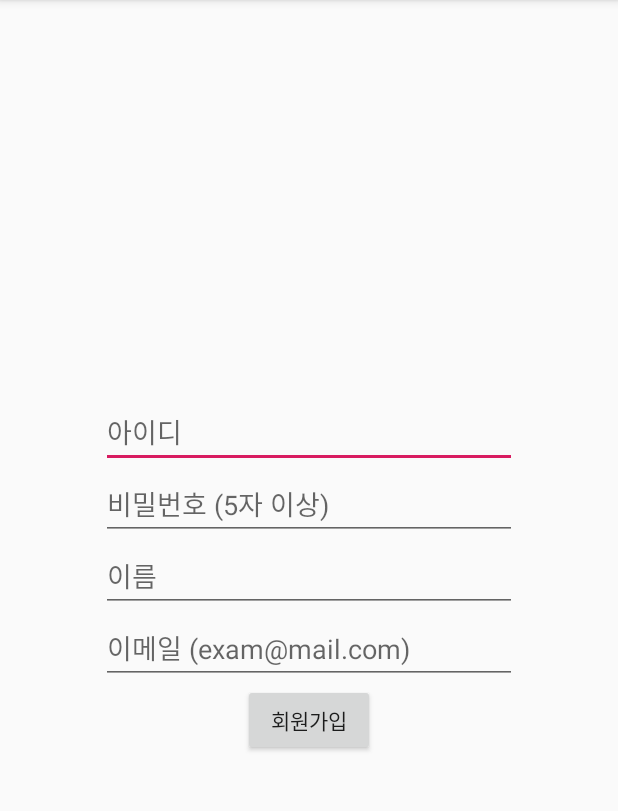
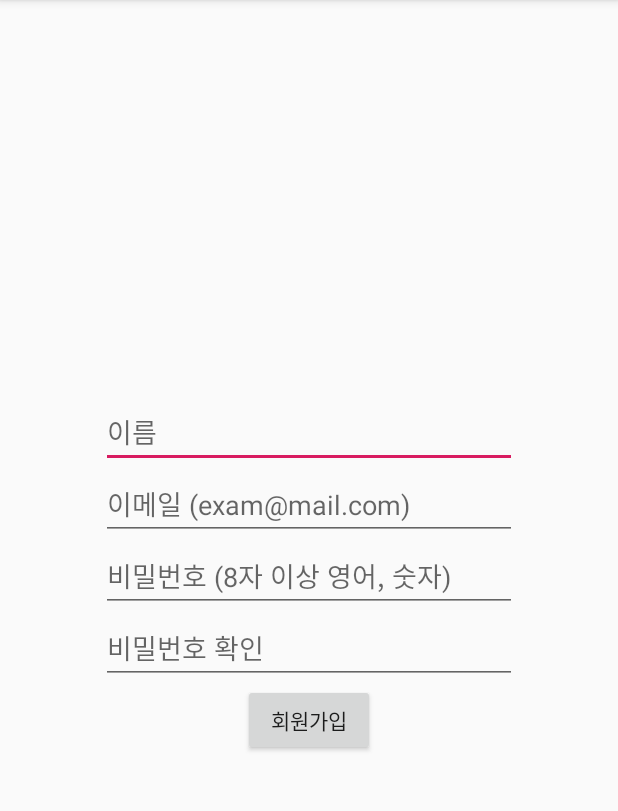
Before and after one commit to xxoxoung/turtleneck, an Android app: the SignActivity screen opened directly, with no data from a screen before it, after a tap on "회원가입", on a phone screen of 412 x 824 dp, the part 84-895 px from its top. Run offline under Robolectric (Android 15) with nearby library versions, the phone set to English and light mode, and no system bars.

```diff
--- a/turtleon-sso/TurtleNeck/app/src/main/java/com/example/turtleneck/ApplicationController.java
+++ b/turtleon-sso/TurtleNeck/app/src/main/java/com/example/turtleneck/ApplicationController.java
@@ -1,3 +1,5 @@
+// 지금은 안쓰는 파일
+
 package com.example.turtleneck;
 
 import android.app.Application;
@@ -54,7 +56,7 @@ public class ApplicationController extends Application{
     }
 
     public void buildNetworkService(){
-        String ip = "ff51d080.ngrok.io";
+        String ip = "a50c3941.ngrok.io";
         int port =8000;
 
         synchronized (ApplicationController.class){
--- a/turtleon-sso/TurtleNeck/app/src/main/java/com/example/turtleneck/DjangoApi.java
+++ b/turtleon-sso/TurtleNeck/app/src/main/java/com/example/turtleneck/DjangoApi.java
@@ -3,20 +3,24 @@ package com.example.turtleneck;
 import okhttp3.MultipartBody;
 import okhttp3.RequestBody;
 import retrofit2.Call;
+import retrofit2.http.Body;
 import retrofit2.http.Multipart;
 import retrofit2.http.POST;
 import retrofit2.http.Part;
 
 public interface DjangoApi {
 
-    String DJANGO_SITE = " http://ff51d080.ngrok.io/image/";
+    String DJANGO_SITE = "http://fa7c21dd.ngrok.io/";
     //내 authtoken 주소/ngrok 끄면 다시 켜서 주소 바꿔줘야함..
 
+    // GetPhotoActivity uploadImage()
     @Multipart
-    @POST("upload/")
-    Call<RequestBody>  uploadFile(
+    @POST("image/upload/")
+    Call<RequestBody> uploadFile(
             @Part MultipartBody.Part file);
 
-
+    // SignActivity 회원가입 Signup
+    @POST("rest-auth/registration/")
+    Call<Signup> post_signup(@Body Signup signup);
 
 }
--- a/turtleon-sso/TurtleNeck/app/src/main/java/com/example/turtleneck/NetworkService.java
+++ b/turtleon-sso/TurtleNeck/app/src/main/java/com/example/turtleneck/NetworkService.java
@@ -1,8 +1,11 @@
+// 지금은 안쓰는 파일
+
+
+
 package com.example.turtleneck;
 
 import java.util.List;
 
-import okhttp3.RequestBody;
 import retrofit2.Call;
 import retrofit2.http.Body;
 import retrofit2.http.DELETE;
--- a/turtleon-sso/TurtleNeck/app/src/main/java/com/example/turtleneck/SignActivity.java
+++ b/turtleon-sso/TurtleNeck/app/src/main/java/com/example/turtleneck/SignActivity.java
@@ -10,19 +10,22 @@ import android.widget.EditText;
 import android.widget.Toast;
 import java.io.IOException;
 import java.util.List;
+import java.util.regex.Matcher;
+import java.util.regex.Pattern;
+
 import retrofit2.Call;
 import retrofit2.Callback;
 import retrofit2.Response;
+import retrofit2.Retrofit;
+import retrofit2.converter.gson.GsonConverterFactory;
 
 // 회원가입 화면
 public class SignActivity extends AppCompatActivity implements View.OnClickListener {
 
-    private NetworkService networkService;
-
     private Button SignBtn;
-    private EditText eID;
-    private EditText ePW;
-   // private EditText ePW2;
+    // private EditText eID;
+    private EditText ePW1;
+    private EditText ePW2;
     private EditText eName;
     private EditText eEmail;
 
@@ -33,12 +36,32 @@ public class SignActivity extends AppCompatActivity implements View.OnClickListe
         // 버튼에 이벤트 리스너 연결
         SignBtn = findViewById(R.id.SignBtn);
         SignBtn.setOnClickListener(this);
+    }
 
-        // 네트워크 빌드
-        ApplicationController application = new ApplicationController();
-        application.getInstance();
-        application.buildNetworkService();
-        networkService = application.getNetworkService();
+    // 이메일 형식 확인
+    private boolean isValidEmail(String mail) {
+        String EMAIL_PATTERN = "^[_A-Za-z0-9-\\+]+(\\.[_A-Za-z0-9-]+)*@"
+                + "[A-Za-z0-9-]+(\\.[A-Za-z0-9]+)*(\\.[A-Za-z]{2,})$";
+
+        Pattern pattern = Pattern.compile(EMAIL_PATTERN);
+        Matcher matcher = pattern.matcher(mail);
+        return matcher.matches();
+    }
+
+    // 패스워드 확인
+    private boolean isValidPassword(String pass1, String pass2) {
+        if(pass1.equals(pass2)) {
+            if(pass1.length()>=8) {
+                return true;
+            } else {
+                // 비밀번호가 짧은 경우
+                Toast.makeText(getApplicationContext(), "비밀번호가 너무 짧습니다!", Toast.LENGTH_SHORT).show();
+            }
+        } else {
+            // 비밀번호가 다른 경우
+            Toast.makeText(getApplicationContext(), "비밀번호를 확인해주세요!", Toast.LENGTH_SHORT).show();
+        }
+        return false;
     }
 
     // 회원가입 버튼 클릭시 로그인 화면으로 이동
@@ -47,44 +70,60 @@ public class SignActivity extends AppCompatActivity implements View.OnClickListe
         switch(v.getId()){
             case R.id.SignBtn: {
                 // 회원가입 정보 가져오기
-                eID = (EditText) findViewById(R.id.ID);
-                ePW = (EditText) findViewById(R.id.PW);
-                // ePW2 = (EditText) findViewById(R.id.PW2);
+                // eID = (EditText) findViewById(R.id.ID);
+                ePW1 = (EditText) findViewById(R.id.PW1);
+                ePW2 = (EditText) findViewById(R.id.PW2);
                 eName = (EditText) findViewById(R.id.Name);
                 eEmail = (EditText) findViewById(R.id.Email);
 
                 // 회원가입 정보 String으로 가져오기
-                String ID = eID.getText().toString().trim();
-                String PW = ePW.getText().toString().trim();
+                // String ID = eID.getText().toString().trim();
+                String PW1 = ePW1.getText().toString().trim();
+                String PW2 = ePW2.getText().toString().trim();
                 String Name = eName.getText().toString().trim();
                 String Email = eEmail.getText().toString().trim();
 
-                if(!ID.isEmpty()&&!PW.isEmpty()&&!Name.isEmpty()&&!Email.isEmpty()) {
+                if (isValidEmail(Email)) {
+                    if (isValidPassword(PW1, PW2)) {
+                        if (!Email.isEmpty() && !PW1.isEmpty() && !Name.isEmpty() && !PW2.isEmpty()) {
                             // 디비로 회원가입 정보 전송
                             // @@@@@@@@@@@@@@@여기 수정중!!!!!!!!!!!!!!!!!!!!!!!!!!!!!!!!!!!!!!!!
 
+//                    // 네트워크 빌드 (위치 변경해서 해보기)
+//                    ApplicationController application = new ApplicationController();
+//                    application.getInstance();
+//                    application.buildNetworkService();
+//                    networkService = application.getNetworkService();
+
+                            // 네트워크 빌드
+                            Retrofit retrofit = new Retrofit.Builder()
+                                    .baseUrl(DjangoApi.DJANGO_SITE)
+                                    .addConverterFactory(GsonConverterFactory.create())
+                                    .build();
+
+                            DjangoApi postApi = retrofit.create(DjangoApi.class);
+
                             // 값 연결
                             Signup signup = new Signup();
-                    signup.setS_ID(ID);
-                    signup.setPW(PW);
+                            // signup.setS_ID(ID);
+                            signup.setPW1(PW1);
+                            signup.setPW2(PW2);
                             signup.setName(Name);
                             signup.setEmail(Email);
 
-                    Toast.makeText(getApplicationContext(),"함중!", Toast.LENGTH_SHORT).show();
-
                             // POST 함수
-                    Call<Signup> postCall = networkService.post_signup(signup);
+                            Call<Signup> postCall = postApi.post_signup(signup);
 
                             postCall.enqueue(new Callback<Signup>() {
                                 @Override
                                 public void onResponse(Call<Signup> call, Response<Signup> response) {
-                            if(response.isSuccessful()) {
-                                Toast.makeText(getApplicationContext(),"POST 성공!", Toast.LENGTH_SHORT).show();
+                                    if (response.isSuccessful()) {
+                                        Toast.makeText(getApplicationContext(), "POST 성공!", Toast.LENGTH_SHORT).show();
                                     } else {
                                         int StatusCode = response.code();
                                         try {
-                                    Log.i(ApplicationController.TAG, "Status Code : " + StatusCode + " Error Message : " + response.errorBody().string());
-                                    Toast.makeText(getApplicationContext(),"POST 실패!", Toast.LENGTH_SHORT).show();
+                                            Log.i("GGG", "Status Code : " + StatusCode + " Error Message : " + response.errorBody().string());
+                                            Toast.makeText(getApplicationContext(), "POST 실패!", Toast.LENGTH_SHORT).show();
                                         } catch (IOException e) {
                                             e.printStackTrace();
                                         }
@@ -93,40 +132,23 @@ public class SignActivity extends AppCompatActivity implements View.OnClickListe
 
                                 @Override
                                 public void onFailure(Call<Signup> call, Throwable t) {
-                            Log.i(ApplicationController.TAG, "실패 메시지 : " + t.getMessage());
-                            Log.i(ApplicationController.TAG, "요청 메시지 : " + call.request());
-                            Toast.makeText(getApplicationContext(),"함실!", Toast.LENGTH_SHORT).show();
+                                    Log.i("GGG", "실패 메시지 : " + t.getMessage());
+                                    Log.i("GGG", "요청 메시지 : " + call.request());
                                 }
                             });
 
+                            // 서버 전송 성공하면 주석 처리 풀기!!!
                             // 로그인 화면으로 이동
                             //Intent intent1 = new Intent(this, LoginActivity.class);
                             //startActivity(intent1);
                             //finish();
                             //break;
                         } else {
-                    Toast.makeText(getApplicationContext(),"필수 사항을 입력해주세요!", Toast.LENGTH_SHORT).show();
+                            Toast.makeText(getApplicationContext(), "필수 사항을 입력해주세요!", Toast.LENGTH_SHORT).show();
                         }
                     }
                 }
             }
         }
-
-// 나중에 추가
-//    // 이메일 형식 확인
-//    private boolean isValidEmail(String email) {
-//        String EMAIL_PATTERN = "^[_A-Za-z0-9-\\+]+(\\.[_A-Za-z0-9-]+)*@"
-//                + "[A-Za-z0-9-]+(\\.[A-Za-z0-9]+)*(\\.[A-Za-z]{2,})$";
-//
-//        Pattern pattern = Pattern.compile(EMAIL_PATTERN);
-//        Matcher matcher = pattern.matcher(email);
-//        return matcher.matches();
-//    }
-//
-//    // 패스워드 확인
-//    private boolean isValidPassword(String pass) {
-//        if (pass != null && pass.length() >= MIN_PASSWORD) {
-//            return true;
-//        }
-//        return false;
-//    }
+    }
+}
--- a/turtleon-sso/TurtleNeck/app/src/main/res/layout/activity_sign.xml
+++ b/turtleon-sso/TurtleNeck/app/src/main/res/layout/activity_sign.xml
@@ -8,48 +8,6 @@
         android:layout_width="wrap_content"
         android:layout_height="wrap_content"
         android:layout_centerInParent="true" >
-        <TableRow>
-            <EditText
-                android:id="@+id/ID"
-                android:layout_width="wrap_content"
-                android:layout_height="wrap_content"
-                android:layout_alignParentEnd="true"
-                android:layout_alignParentLeft="true"
-                android:layout_alignParentRight="true"
-                android:layout_alignParentStart="true"
-                android:layout_alignParentTop="true"
-                android:ems="13"
-                android:hint="아이디"/>
-        </TableRow>
-        <TableRow>
-            <EditText
-                android:id="@+id/PW"
-                android:layout_width="wrap_content"
-                android:layout_height="wrap_content"
-                android:layout_alignParentEnd="true"
-                android:layout_alignParentLeft="true"
-                android:layout_alignParentRight="true"
-                android:layout_alignParentStart="true"
-                android:layout_alignParentTop="true"
-                android:ems="13"
-                android:inputType="textPassword"
-                android:hint="비밀번호 (5자 이상)" />
-        </TableRow>
-        <!--비밀번호 확인은 나중에 기능 추가 고려!-->
-        <!--지금은 넘나 복잡함-->
-        <!--<TableRow>-->
-            <!--<EditText-->
-                <!--android:id="@+id/PW2"-->
-                <!--android:layout_width="wrap_content"-->
-                <!--android:layout_height="wrap_content"-->
-                <!--android:layout_alignParentEnd="true"-->
-                <!--android:layout_alignParentLeft="true"-->
-                <!--android:layout_alignParentRight="true"-->
-                <!--android:layout_alignParentStart="true"-->
-                <!--android:layout_alignParentTop="true"-->
-                <!--android:ems="10"-->
-                <!--android:hint="비밀번호 확인"/>-->
-        <!--</TableRow>-->
         <TableRow>
             <EditText
                 android:id="@+id/Name"
@@ -76,6 +34,47 @@
                 android:ems="13"
                 android:hint="이메일 (exam@mail.com)" />
         </TableRow>
+        <!--<TableRow>-->
+            <!--<EditText-->
+                <!--android:id="@+id/ID"-->
+                <!--android:layout_width="wrap_content"-->
+                <!--android:layout_height="wrap_content"-->
+                <!--android:layout_alignParentEnd="true"-->
+                <!--android:layout_alignParentLeft="true"-->
+                <!--android:layout_alignParentRight="true"-->
+                <!--android:layout_alignParentStart="true"-->
+                <!--android:layout_alignParentTop="true"-->
+                <!--android:ems="13"-->
+                <!--android:hint="아이디"/>-->
+        <!--</TableRow>-->
+        <TableRow>
+            <EditText
+                android:id="@+id/PW1"
+                android:layout_width="wrap_content"
+                android:layout_height="wrap_content"
+                android:layout_alignParentEnd="true"
+                android:layout_alignParentLeft="true"
+                android:layout_alignParentRight="true"
+                android:layout_alignParentStart="true"
+                android:layout_alignParentTop="true"
+                android:inputType="textPassword"
+                android:ems="13"
+                android:hint="비밀번호 (8자 이상 영어, 숫자)" />
+        </TableRow>
+        <TableRow>
+            <EditText
+                android:id="@+id/PW2"
+                android:layout_width="wrap_content"
+                android:layout_height="wrap_content"
+                android:layout_alignParentEnd="true"
+                android:layout_alignParentLeft="true"
+                android:layout_alignParentRight="true"
+                android:layout_alignParentStart="true"
+                android:layout_alignParentTop="true"
+                android:inputType="textPassword"
+                android:ems="13"
+                android:hint="비밀번호 확인"/>
+        </TableRow>
         <TableRow>
             <Button
                 android:id="@+id/SignBtn"
```
Also changed, not shown: turtleon-sso/TurtleNeck/app/src/main/java/com/example/turtleneck/GetPhotoActivity.java (+9 -2 lines), turtleon-sso/TurtleNeck/app/src/main/java/com/example/turtleneck/Signup.java (+10 -8 lines). Lines whose indentation alone changed are shown as unchanged.
